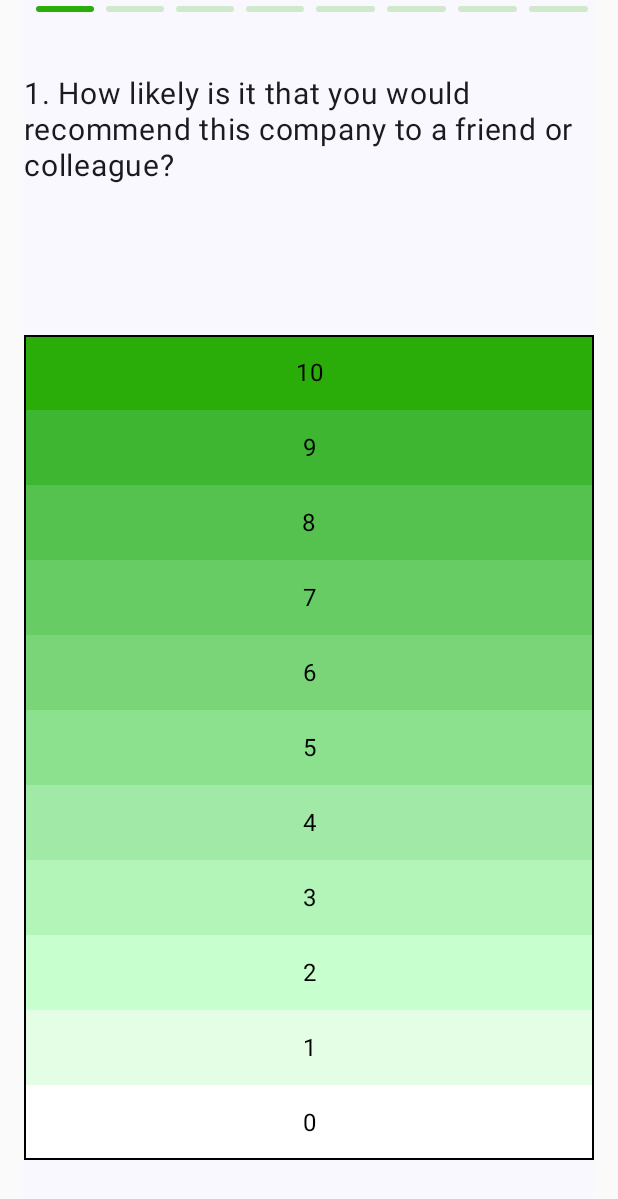
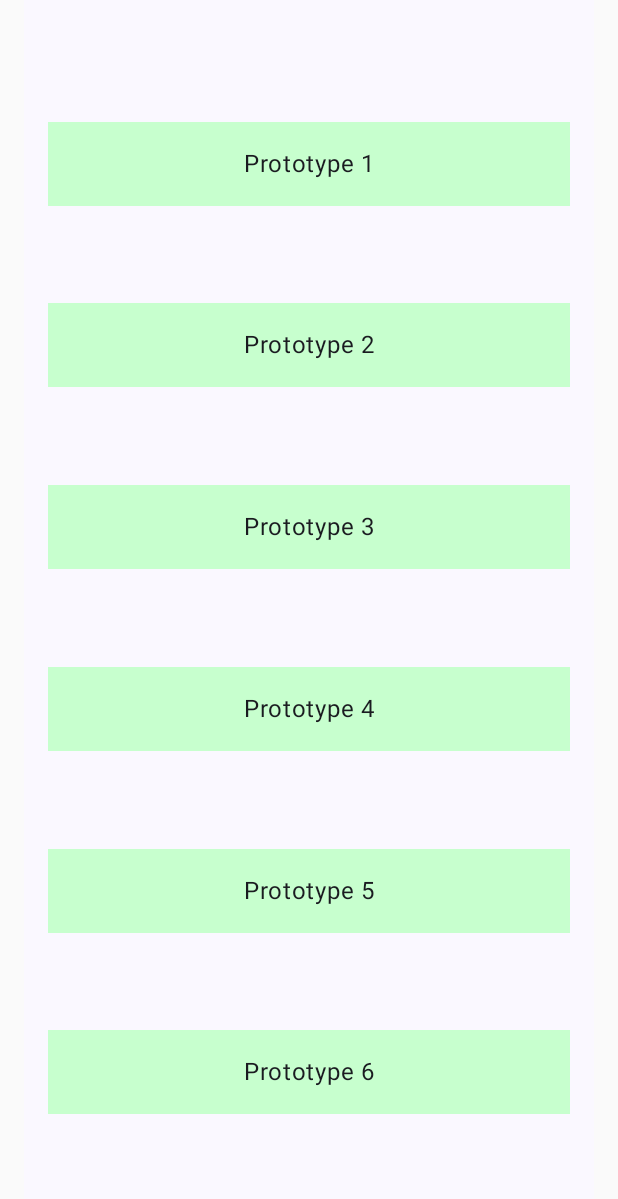
Before and after one commit to idebasishbose/MobileSurvey, an Android app built with Jetpack Compose: the screen it shows after launch (MainActivity), on a phone screen of 412 x 824 dp. Shown: the top 1199 px of the screen. Run offline under Robolectric (Android 15) with nearby library versions, the phone set to English and light mode, and no system bars.

```diff
--- a/app/build.gradle.kts
+++ b/app/build.gradle.kts
@@ -59,6 +59,7 @@ dependencies {
     implementation(libs.androidx.ui.graphics)
     implementation(libs.androidx.ui.tooling.preview)
     implementation(libs.androidx.material3)
+    implementation(libs.androidx.navigation.compose)
     testImplementation(libs.junit)
     androidTestImplementation(libs.androidx.junit)
     androidTestImplementation(libs.androidx.espresso.core)
--- a/app/src/main/java/com/mobile/survey/MainActivity.kt
+++ b/app/src/main/java/com/mobile/survey/MainActivity.kt
@@ -3,43 +3,46 @@ package com.mobile.survey
 import android.os.Bundle
 import androidx.activity.ComponentActivity
 import androidx.activity.compose.setContent
-import androidx.compose.foundation.ExperimentalFoundationApi
 import androidx.compose.foundation.background
+import androidx.compose.foundation.clickable
 import androidx.compose.foundation.layout.Arrangement
 import androidx.compose.foundation.layout.Box
-import androidx.compose.foundation.layout.Row
+import androidx.compose.foundation.layout.Column
+import androidx.compose.foundation.layout.Spacer
 import androidx.compose.foundation.layout.fillMaxSize
 import androidx.compose.foundation.layout.fillMaxWidth
 import androidx.compose.foundation.layout.height
 import androidx.compose.foundation.layout.padding
-import androidx.compose.foundation.pager.PageSize
-import androidx.compose.foundation.pager.PagerState
-import androidx.compose.foundation.pager.VerticalPager
-import androidx.compose.foundation.pager.rememberPagerState
-import androidx.compose.foundation.shape.RoundedCornerShape
+import androidx.compose.foundation.layout.width
 import androidx.compose.material3.MaterialTheme
 import androidx.compose.material3.Surface
+import androidx.compose.material3.Text
 import androidx.compose.runtime.Composable
 import androidx.compose.ui.Alignment
 import androidx.compose.ui.Modifier
-import androidx.compose.ui.draw.clip
-import androidx.compose.ui.graphics.graphicsLayer
+import androidx.compose.ui.platform.LocalContext
 import androidx.compose.ui.res.colorResource
+import androidx.compose.ui.text.style.TextAlign
 import androidx.compose.ui.tooling.preview.Preview
 import androidx.compose.ui.unit.dp
+import androidx.navigation.NavHostController
+import androidx.navigation.compose.NavHost
+import androidx.navigation.compose.composable
+import androidx.navigation.compose.rememberNavController
 import com.mobile.survey.surveypage.SurveyPage
+import com.mobile.survey.surveypage.SurveyPageView
 import com.mobile.survey.surveypage.model.ScaleType
 import com.mobile.survey.surveypage.model.SurveyPageState
-import com.mobile.survey.surveypage.model.SurveyPagesState
 import com.mobile.survey.surveypage.model.positiveList
-import com.mobile.survey.surveypage.model.surveyPagesState
 import com.mobile.survey.ui.theme.MobileSurveyTheme
-import kotlin.math.absoluteValue
 
 class MainActivity : ComponentActivity() {
     override fun onCreate(savedInstanceState: Bundle?) {
         super.onCreate(savedInstanceState)
         setContent {
+
+            val navController = rememberNavController()
+
             MobileSurveyTheme(darkTheme = false) {
                 // A surface container using the 'background' color from the theme
                 Surface(
@@ -48,75 +51,68 @@ class MainActivity : ComponentActivity() {
                         .padding(horizontal = 16.dp),
                     color = MaterialTheme.colorScheme.background
                 ) {
+                    NavHost(navController, startDestination = "landing") {
+                        composable("landing") { LandingPage(navController) }
+                        composable("surveyPageView/{parameter}") { backStackEntry ->
+                            val parameter = backStackEntry.arguments?.getString("parameter") ?: ""
+                            SurveyPageView(parameter = parameter)
+                        }
+                    }
 
-
-                    SurveyPagesCarousel(surveyPagesCarouselState = surveyPagesState())
                 }
             }
         }
     }
+
+
 }
 
-@OptIn(ExperimentalFoundationApi::class)
 @Composable
-fun SurveyPagesCarousel(surveyPagesCarouselState: SurveyPagesState) {
-    val pageCount = surveyPagesCarouselState.surveyPagesState.size
-    val pagerState = rememberPagerState(pageCount = { pageCount })
-    VerticalPager(
-        pageSize = PageSize.Fill,
-        state = pagerState,
-//        flingBehavior = PagerDefaults.flingBehavior(state = pagerState),
-    ) { page ->
-        Box(
-            Modifier
-//                .pagerFadeTransition(page = page, pagerState = pagerState)
-                .fillMaxSize()
-        ) {
-
-            Row(
-                Modifier
-                    .height(24.dp)
-                    .padding(start = 4.dp)
-                    .fillMaxWidth()
-                    .align(Alignment.TopCenter), horizontalArrangement = Arrangement.Start
-            ) {
-                repeat(pageCount) { iteration ->
-
-                    val color =
-                        if (pagerState.currentPage == iteration) colorResource(id = R.color.green10)
-                        else colorResource(id = R.color.green10).copy(
-                            alpha = 0.2f
-                        )
-                    Box(
-                        modifier = Modifier
-                            .padding(4.dp)
-                            .clip(RoundedCornerShape(2.dp))
-                            .background(color)
-                            .weight(1f)
-                            .height(4.dp)
-                    )
-                }
-            }
-            SurveyPage(
-                enableColor = surveyPagesCarouselState.enableColor,
-                surveyPageState = surveyPagesCarouselState.surveyPagesState[page]
-            )
-
-        }
+fun LandingButton(navController: NavHostController, text: String) {
+    Box(
+        modifier = Modifier
+            .fillMaxWidth()
+            .height(56.dp)
+            .background(color = colorResource(id = R.color.green02))
+            .clickable { navController.navigate("surveyPageView/$text") },
+        contentAlignment = Alignment.Center
+    ) {
+        Spacer(modifier = Modifier.width(16.dp))
+        Text(text = text, style = MaterialTheme.typography.bodyLarge, textAlign = TextAlign.Center)
     }
 }
 
-// extension method for current page offset
-@OptIn(ExperimentalFoundationApi::class)
-fun PagerState.calculateCurrentOffsetForPage(page: Int): Float {
-    return (currentPage - page) + currentPageOffsetFraction
+@Composable
+fun LandingPage(navController: NavHostController) {
+    Column(
+        modifier = Modifier
+            .fillMaxSize()
+            .padding(16.dp),
+        horizontalAlignment = Alignment.CenterHorizontally,
+        verticalArrangement = Arrangement.SpaceEvenly
+    ) {
+        LandingButton(navController, text = "Prototype 1")
+        LandingButton(navController, text = "Prototype 2")
+        LandingButton(navController, text = "Prototype 3")
+        LandingButton(navController, text = "Prototype 4")
+        LandingButton(navController, text = "Prototype 5")
+        LandingButton(navController, text = "Prototype 6")
+
+    }
 }
 
-@OptIn(ExperimentalFoundationApi::class)
-fun Modifier.pagerFadeTransition(page: Int, pagerState: PagerState) = graphicsLayer {
-    val pageOffset = pagerState.calculateCurrentOffsetForPage(page)
-    translationY = pageOffset * size.width
-    alpha = 1 - pageOffset.absoluteValue
+
+@Composable
+fun NavigateToDetailsScreen(parameter: String) {
+    // Navigate to another composable with the parameter
+    // You can use navigation library or any other navigation mechanism here
+    // For demonstration, let's just show a toast with the parameter
+    val context = LocalContext.current
+
+    SurveyPageView("test")
+//    Toast.makeText(context, "Parameter: $parameter", Toast.LENGTH_SHORT).show()
+
+
 }
 
 
--- a/app/src/main/java/com/mobile/survey/surveypage/model/SurveyPagePreviewHelper.kt
+++ b/app/src/main/java/com/mobile/survey/surveypage/model/SurveyPagePreviewHelper.kt
@@ -2,8 +2,8 @@ package com.mobile.survey.surveypage.model
 
 import com.mobile.survey.R
 
-fun surveyPagesState() = SurveyPagesState(
-    enableColor = true,
+fun surveyPagesState(enableColor: Boolean = true) = SurveyPagesState(
+    enableColor = enableColor,
     surveyPagesState = listOf(
         SurveyPageState(
             question = "1. How likely is it that you would recommend this company to a friend or colleague?",
--- a/gradle/libs.versions.toml
+++ b/gradle/libs.versions.toml
@@ -8,6 +8,7 @@ espressoCore = "3.5.1"
 lifecycleRuntimeKtx = "2.6.1"
 activityCompose = "1.7.0"
 composeBom = "2023.08.00"
+navigationCompose = "2.8.0-alpha04"
 
 [libraries]
 androidx-core-ktx = { group = "androidx.core", name = "core-ktx", version.ref = "coreKtx" }
@@ -24,6 +25,7 @@ androidx-ui-tooling-preview = { group = "androidx.compose.ui", name = "ui-toolin
 androidx-ui-test-manifest = { group = "androidx.compose.ui", name = "ui-test-manifest" }
 androidx-ui-test-junit4 = { group = "androidx.compose.ui", name = "ui-test-junit4" }
 androidx-material3 = { group = "androidx.compose.material3", name = "material3" }
+androidx-navigation-compose = { group = "androidx.navigation", name = "navigation-compose", version.ref = "navigationCompose" }
 
 [plugins]
 androidApplication = { id = "com.android.application", version.ref = "agp" }
```
Also changed, not shown: app/src/main/java/com/mobile/survey/surveypage/SurveyPageView.kt (added, +160 -0 lines).
